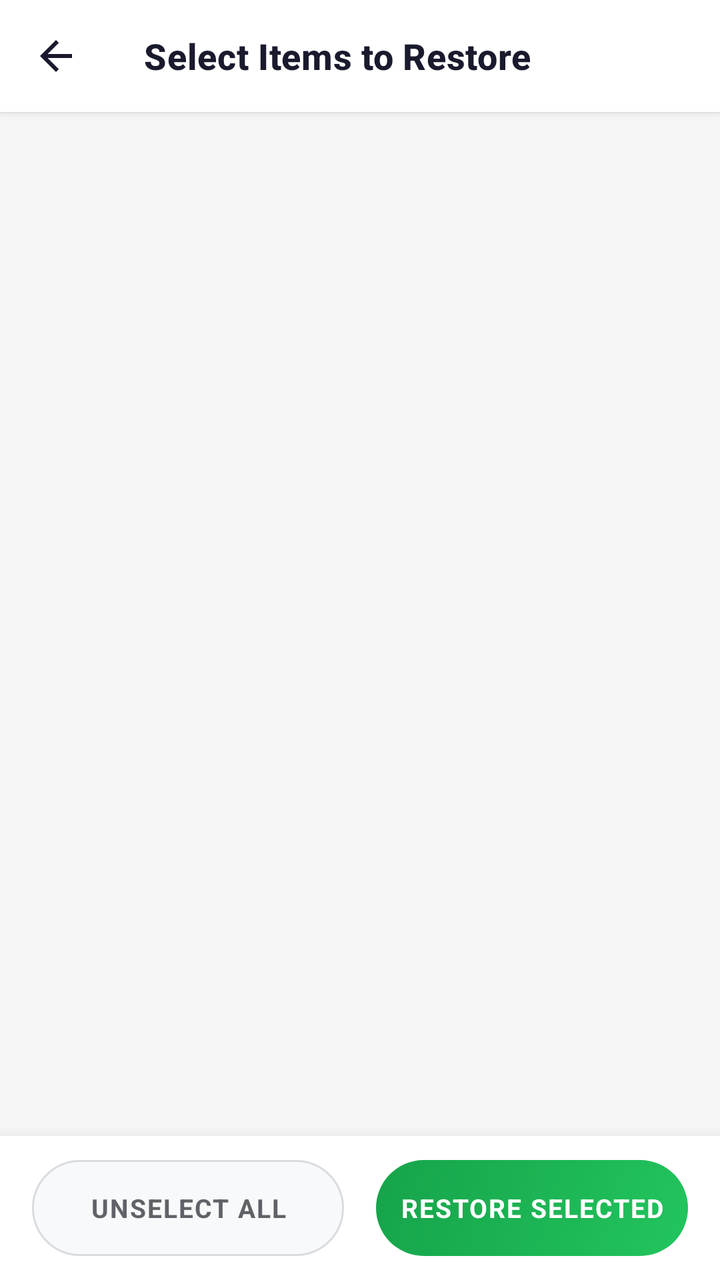
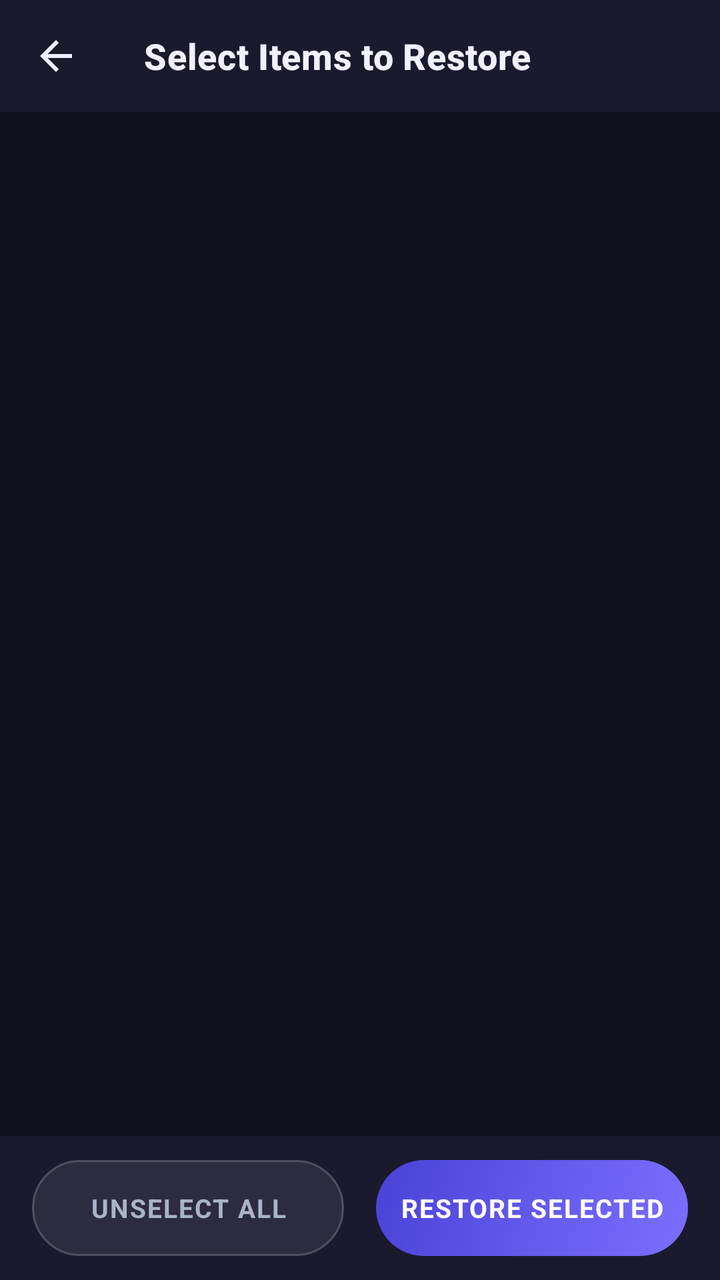

The first picture is an Android layout as it rendered before a commit; the second is the same layout after the commit. The layout source and the unified diff follow.
<!-- AndroidManifest.xml: application theme Theme.PhotoRecoveryNew -->
<!-- res/layout/activity_photos.xml -->
<?xml version="1.0" encoding="utf-8"?>
<RelativeLayout xmlns:android="http://schemas.android.com/apk/res/android"
    xmlns:app="http://schemas.android.com/apk/res-auto"
    xmlns:tools="http://schemas.android.com/tools"
    android:layout_width="match_parent"
    android:layout_height="match_parent"
    android:background="#F5F5F5"
    tools:context=".activity.PhotosActivity">

    
    <com.google.android.material.appbar.MaterialToolbar
        android:id="@+id/toolBar"
        android:layout_width="match_parent"
        android:layout_height="?attr/actionBarSize"
        android:background="#FFFFFF"
        android:elevation="2dp"
        app:navigationIcon="@drawable/ic_back"
        app:navigationIconTint="#1A1A2E"
        app:title="Select Items to Restore"
        app:titleTextColor="#1A1A2E"
        app:titleTextAppearance="@style/ToolbarTitleStyle"/>

    
    <androidx.recyclerview.widget.RecyclerView
        android:id="@+id/gv_folder"
        android:layout_width="match_parent"
        android:layout_height="match_parent"
        android:layout_below="@id/toolBar"
        android:layout_above="@id/bottomBar"
        android:clipToPadding="false"
        android:padding="6dp"
        android:scrollbars="none"
        android:overScrollMode="never"
        app:layoutManager="androidx.recyclerview.widget.GridLayoutManager"
        app:spanCount="3"/>

    
    <LinearLayout
        android:id="@+id/bottomBar"
        android:layout_width="match_parent"
        android:layout_height="wrap_content"
        android:layout_above="@id/adsView"
        android:orientation="horizontal"
        android:background="#FFFFFF"
        android:elevation="12dp"
        android:paddingHorizontal="16dp"
        android:paddingVertical="12dp"
        android:gravity="center_vertical"
        android:weightSum="2">

        
        <TextView
            android:id="@+id/btnUnchecked"
            android:layout_width="0dp"
            android:layout_height="48dp"
            android:layout_weight="1"
            android:layout_marginEnd="8dp"
            android:background="@drawable/bg_btn_outline"
            android:clickable="true"
            android:focusable="true"
            android:foreground="?attr/selectableItemBackground"
            android:gravity="center"
            android:text="UNSELECT ALL"
            android:textColor="#5F6368"
            android:textSize="13sp"
            android:textStyle="bold"
            android:letterSpacing="0.05"/>

        
        <TextView
            android:id="@+id/btnRestore"
            android:layout_width="0dp"
            android:layout_height="48dp"
            android:layout_weight="1"
            android:layout_marginStart="8dp"
            android:background="@drawable/bg_btn_restore"
            android:clickable="true"
            android:focusable="true"
            android:foreground="?attr/selectableItemBackground"
            android:gravity="center"
            android:text="RESTORE SELECTED"
            android:textColor="@color/white"
            android:textSize="13sp"
            android:textStyle="bold"
            android:letterSpacing="0.05"/>
    </LinearLayout>

    
    <FrameLayout
        android:id="@+id/adsView"
        android:layout_width="match_parent"
        android:layout_height="wrap_content"
        android:layout_alignParentBottom="true"
        android:background="#FFFFFF"/>

</RelativeLayout>
<!-- resources referenced by this layout -->
<resources>
  <color name="white">#FFFFFFFF</color>
  <!-- drawable bg_btn_outline (drawable) -->
  <?xml version="1.0" encoding="utf-8"?>
  <shape xmlns:android="http://schemas.android.com/apk/res/android">
      <solid android:color="#F8F9FA"/>
      <stroke android:width="1dp" android:color="#DADCE0"/>
      <corners android:radius="24dp"/>
  </shape>
  <!-- drawable bg_btn_restore (drawable) -->
  <?xml version="1.0" encoding="utf-8"?>
  <shape xmlns:android="http://schemas.android.com/apk/res/android"
      android:shape="rectangle">
      <gradient
          android:angle="135"
          android:startColor="#22C55E"
          android:endColor="#16A34A"
          android:type="linear"/>
      <corners android:radius="28dp"/>
  </shape>
  <!-- drawable ic_back (drawable) -->
  <?xml version="1.0" encoding="utf-8"?>
  <vector xmlns:android="http://schemas.android.com/apk/res/android"
      android:width="24dp"
      android:height="24dp"
      android:viewportWidth="24"
      android:viewportHeight="24">
      <path
          android:fillColor="#1A1A2E"
          android:pathData="M20,11H7.83l5.59,-5.59L12,4l-8,8 8,8 1.41,-1.41L7.83,13H20v-2z"/>
  </vector>
  <style name="ToolbarTitleStyle" parent="TextAppearance.MaterialComponents.Headline6">
          <item name="android:textColor">@color/colorTextPrimary</item>
          <item name="android:textSize">18sp</item>
          <item name="android:textStyle">bold</item>
          <item name="android:fontFamily">sans-serif-medium</item>
      </style>
  <style name="Theme.PhotoRecoveryNew" parent="Theme.MaterialComponents.Light.NoActionBar">
          <item name="colorPrimary">@color/colorPrimary</item>
          <item name="colorPrimaryVariant">@color/colorPrimaryDark</item>
          <item name="colorOnPrimary">@color/white</item>
          <item name="colorSecondary">@color/colorAccent</item>
          <item name="colorOnSecondary">@color/white</item>
          <item name="android:windowBackground">@color/colorBackground</item>
          <item name="android:statusBarColor" tools:targetApi="l">#FFFFFF</item>
          <item name="android:windowLightStatusBar" tools:targetApi="m">true</item>
      </style>
  <color name="colorTextPrimary">#1A1A2E</color>
  <color name="colorPrimary">#6C63FF</color>
  <color name="colorPrimaryDark">#4A42D6</color>
  <color name="colorAccent">#6C63FF</color>
  <color name="colorBackground">#F5F5F5</color>
</resources>

<!-- the commit's change to res/layout/activity_photos.xml (unified diff, before → after) -->
@@ -4,7 +4,7 @@
     xmlns:tools="http://schemas.android.com/tools"
     android:layout_width="match_parent"
     android:layout_height="match_parent"
-    android:background="#F5F5F5"
+    android:background="@color/colorBackground"
     tools:context=".activity.PhotosActivity">
 
     
@@ -12,12 +12,12 @@
         android:id="@+id/toolBar"
         android:layout_width="match_parent"
         android:layout_height="?attr/actionBarSize"
-        android:background="#FFFFFF"
+        android:background="@color/colorSurface"
         android:elevation="2dp"
         app:navigationIcon="@drawable/ic_back"
-        app:navigationIconTint="#1A1A2E"
+        app:navigationIconTint="@color/colorTextPrimary"
         app:title="Select Items to Restore"
-        app:titleTextColor="#1A1A2E"
+        app:titleTextColor="@color/colorTextPrimary"
         app:titleTextAppearance="@style/ToolbarTitleStyle"/>
 
     
@@ -41,7 +41,7 @@
         android:layout_height="wrap_content"
         android:layout_above="@id/adsView"
         android:orientation="horizontal"
-        android:background="#FFFFFF"
+        android:background="@color/colorSurface"
         android:elevation="12dp"
         android:paddingHorizontal="16dp"
         android:paddingVertical="12dp"
@@ -61,7 +61,7 @@
             android:foreground="?attr/selectableItemBackground"
             android:gravity="center"
             android:text="UNSELECT ALL"
-            android:textColor="#5F6368"
+            android:textColor="@color/colorTextSecondary"
             android:textSize="13sp"
             android:textStyle="bold"
             android:letterSpacing="0.05"/>
@@ -91,6 +91,6 @@
         android:layout_width="match_parent"
         android:layout_height="wrap_content"
         android:layout_alignParentBottom="true"
-        android:background="#FFFFFF"/>
+        android:background="@color/colorNavBackground"/>
 
 </RelativeLayout>
<!-- resource entries referenced after the edit -->
@@ -4,8 +4,8 @@
   <!-- drawable bg_btn_outline (drawable) -->
   <?xml version="1.0" encoding="utf-8"?>
   <shape xmlns:android="http://schemas.android.com/apk/res/android">
-      <solid android:color="#F8F9FA"/>
-      <stroke android:width="1dp" android:color="#DADCE0"/>
+      <solid android:color="#14FFFFFF"/>
+      <stroke android:width="1dp" android:color="#33FFFFFF"/>
       <corners android:radius="24dp"/>
   </shape>
   <!-- drawable bg_btn_restore (drawable) -->
@@ -13,11 +13,10 @@
   <shape xmlns:android="http://schemas.android.com/apk/res/android"
       android:shape="rectangle">
       <gradient
-          android:angle="135"
-          android:startColor="#22C55E"
-          android:endColor="#16A34A"
-          android:type="linear"/>
-      <corners android:radius="28dp"/>
+          android:startColor="#7B6FFF"
+          android:endColor="#4A42D6"
+          android:angle="135"/>
+      <corners android:radius="24dp"/>
   </shape>
   <!-- drawable ic_back (drawable) -->
   <?xml version="1.0" encoding="utf-8"?>
@@ -36,20 +35,24 @@
           <item name="android:textStyle">bold</item>
           <item name="android:fontFamily">sans-serif-medium</item>
       </style>
-  <style name="Theme.PhotoRecoveryNew" parent="Theme.MaterialComponents.Light.NoActionBar">
+  <style name="Theme.PhotoRecoveryNew" parent="Theme.MaterialComponents.NoActionBar">
           <item name="colorPrimary">@color/colorPrimary</item>
           <item name="colorPrimaryVariant">@color/colorPrimaryDark</item>
           <item name="colorOnPrimary">@color/white</item>
-          <item name="colorSecondary">@color/colorAccent</item>
+          <item name="colorSecondary">@color/colorSecondary</item>
           <item name="colorOnSecondary">@color/white</item>
           <item name="android:windowBackground">@color/colorBackground</item>
-          <item name="android:statusBarColor" tools:targetApi="l">#FFFFFF</item>
-          <item name="android:windowLightStatusBar" tools:targetApi="m">true</item>
+          <item name="android:statusBarColor" tools:targetApi="l">@color/colorBackground</item>
+          <item name="android:navigationBarColor">@color/colorNavBackground</item>
+          <item name="android:windowLightStatusBar" tools:targetApi="m">false</item>
       </style>
-  <color name="colorTextPrimary">#1A1A2E</color>
-  <color name="colorPrimary">#6C63FF</color>
-  <color name="colorPrimaryDark">#4A42D6</color>
-  <color name="colorAccent">#6C63FF</color>
-  <color name="colorBackground">#F5F5F5</color>
+  <color name="colorTextPrimary">#F0F0FF</color>
+  <color name="colorTextSecondary">#AAB4C8</color>
+  <color name="colorPrimary">#7B6FFF</color>
+  <color name="colorPrimaryDark">#5A4FE0</color>
+  <color name="colorSecondary">#00D4AA</color>
+  <color name="colorBackground">#0F0F1E</color>
+  <color name="colorNavBackground">#12121F</color>
+  <color name="colorSurface">#1A1A2E</color>
 </resources>
 
